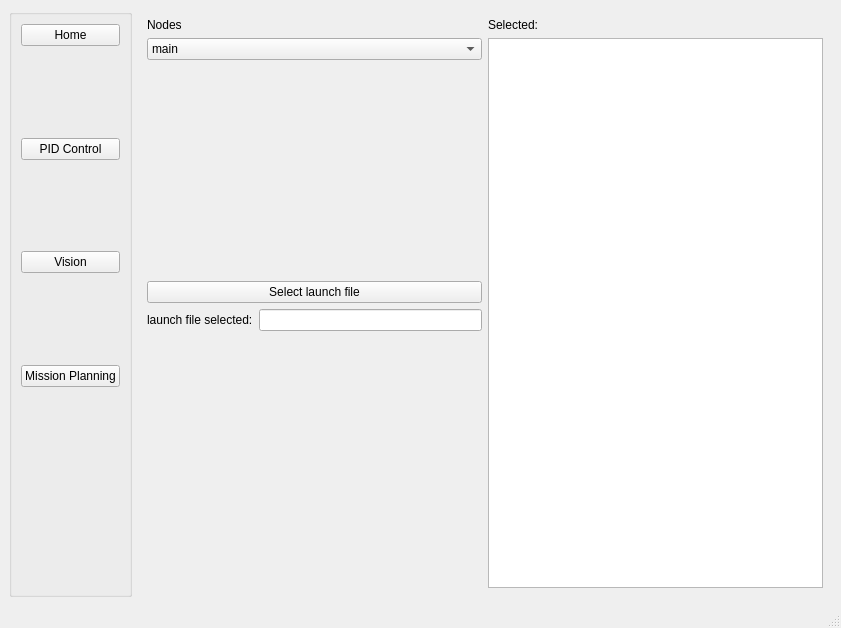
Qt form ui/mainwindow.ui (ayuyamo/gui-robot) before a commit.
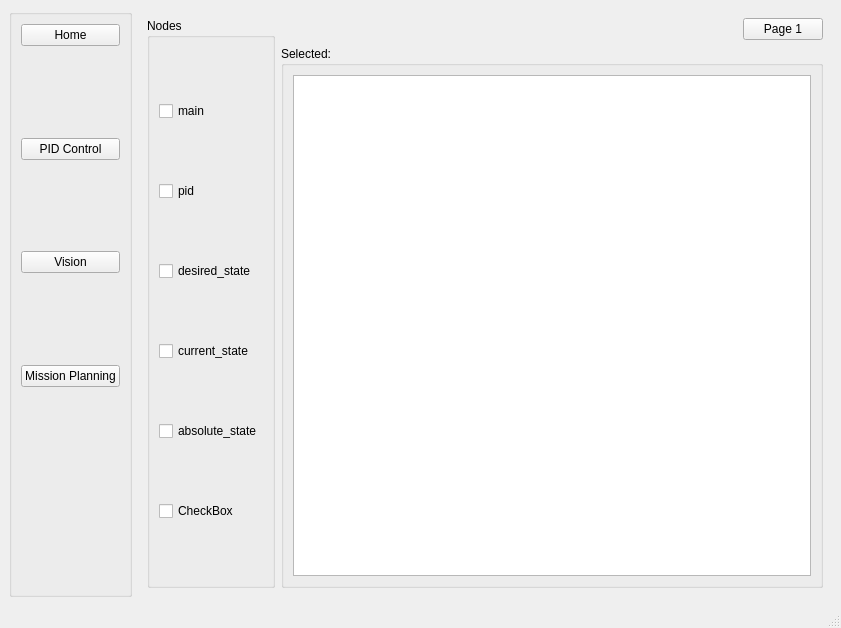
The same form after that commit.

Commit message: add button to go back to home, organize files

```diff
--- a/ui/mainwindow.ui
+++ b/ui/mainwindow.ui
@@ -14,7 +14,7 @@
    <string>MainWindow</string>
   </property>
   <widget class="QWidget" name="centralwidget">
-   <layout class="QGridLayout" name="gridLayout_2">
+   <layout class="QGridLayout" name="gridLayout_5">
     <item row="0" column="0">
      <widget class="QGroupBox" name="groupBox">
       <property name="minimumSize">
@@ -385,108 +385,98 @@
       </widget>
       <widget class="QWidget" name="page_2">
        <layout class="QGridLayout" name="gridLayout_4">
-        <item row="0" column="0">
-         <layout class="QVBoxLayout" name="verticalLayout_5">
-          <item>
-           <layout class="QVBoxLayout" name="verticalLayout_3">
-            <item>
-             <layout class="QVBoxLayout" name="verticalLayout">
-              <item>
-               <widget class="QLabel" name="label_6">
-                <property name="text">
+        <item row="0" column="0" rowspan="2">
+         <widget class="QGroupBox" name="groupBox_3">
+          <property name="title">
                  <string>Nodes</string>
                 </property>
-               </widget>
-              </item>
+          <layout class="QVBoxLayout" name="verticalLayout">
               <item>
-               <widget class="QComboBox" name="comboBox">
-                <item>
+            <widget class="QCheckBox" name="checkBox">
                  <property name="text">
                   <string>main</string>
                  </property>
+            </widget>
                 </item>
                 <item>
+            <widget class="QCheckBox" name="checkBox_2">
                  <property name="text">
                   <string>pid</string>
                  </property>
+            </widget>
                 </item>
                 <item>
+            <widget class="QCheckBox" name="checkBox_3">
                  <property name="text">
-                  <string>launch</string>
-                 </property>
-                </item>
-               </widget>
-              </item>
-             </layout>
-            </item>
+              <string>desired_state</string>
+             </property>
+            </widget>
+           </item>
             <item>
-             <spacer name="verticalSpacer_8">
-              <property name="orientation">
-               <enum>Qt::Vertical</enum>
-              </property>
-              <property name="sizeHint" stdset="0">
-               <size>
-                <width>20</width>
-                <height>40</height>
-               </size>
-              </property>
-             </spacer>
-            </item>
-           </layout>
-          </item>
+            <widget class="QCheckBox" name="checkBox_4">
+             <property name="text">
+              <string>current_state</string>
+             </property>
+            </widget>
+           </item>
           <item>
-           <layout class="QVBoxLayout" name="verticalLayout_4">
-            <item>
-             <widget class="QPushButton" name="select_launch_file">
+            <widget class="QCheckBox" name="checkBox_5">
               <property name="text">
-               <string>Select launch file</string>
+              <string>absolute_state</string>
               </property>
              </widget>
             </item>
             <item>
+            <widget class="QCheckBox" name="checkBox_6">
+             <property name="text">
+              <string>CheckBox</string>
+             </property>
+            </widget>
+           </item>
+          </layout>
+         </widget>
+        </item>
+        <item row="0" column="1">
              <layout class="QHBoxLayout" name="horizontalLayout_6">
               <item>
-               <widget class="QLabel" name="label_5">
-                <property name="text">
-                 <string>launch file selected:</string>
-                </property>
-               </widget>
-              </item>
-              <item>
-               <widget class="QLineEdit" name="file_selected"/>
-              </item>
-             </layout>
-            </item>
-           </layout>
-          </item>
-          <item>
-           <spacer name="verticalSpacer_9">
+           <spacer name="horizontalSpacer_8">
             <property name="orientation">
-             <enum>Qt::Vertical</enum>
+             <enum>Qt::Horizontal</enum>
             </property>
             <property name="sizeHint" stdset="0">
              <size>
-              <width>20</width>
-              <height>40</height>
+              <width>40</width>
+              <height>20</height>
              </size>
             </property>
            </spacer>
           </item>
-         </layout>
-        </item>
-        <item row="0" column="1">
-         <layout class="QVBoxLayout" name="verticalLayout_2">
           <item>
-           <widget class="QLabel" name="label_4">
+           <widget class="QPushButton" name="home_1">
+            <property name="sizePolicy">
+             <sizepolicy hsizetype="Fixed" vsizetype="Fixed">
+              <horstretch>0</horstretch>
+              <verstretch>0</verstretch>
+             </sizepolicy>
+            </property>
             <property name="text">
+             <string>Page 1</string>
+            </property>
+           </widget>
+          </item>
+         </layout>
+        </item>
+        <item row="1" column="1">
+         <widget class="QGroupBox" name="groupBox_2">
+          <property name="title">
              <string>Selected:</string>
             </property>
-           </widget>
-          </item>
-          <item>
-           <widget class="QTextEdit" name="textEdit"/>
-          </item>
-         </layout>
+          <layout class="QGridLayout" name="gridLayout_2">
+           <item row="0" column="0">
+            <widget class="QTextEdit" name="nodes_selected"/>
+           </item>
+          </layout>
+         </widget>
         </item>
        </layout>
       </widget>
```
Lines whose indentation alone changed are shown as unchanged. The commit also changes 8 other files.
